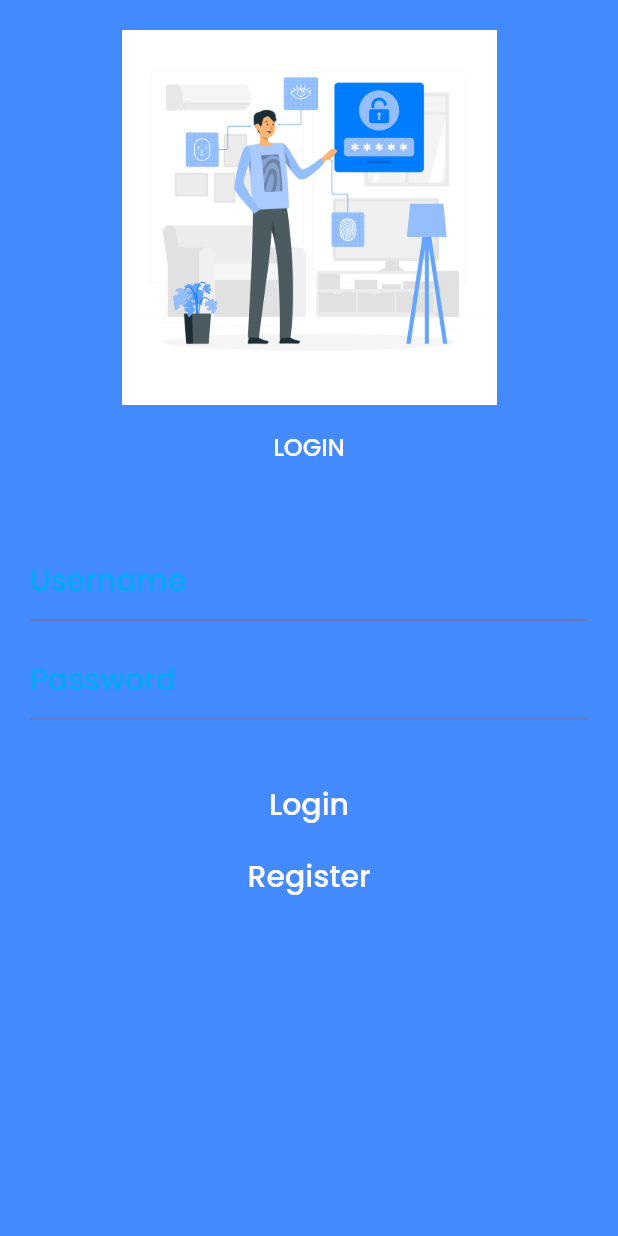
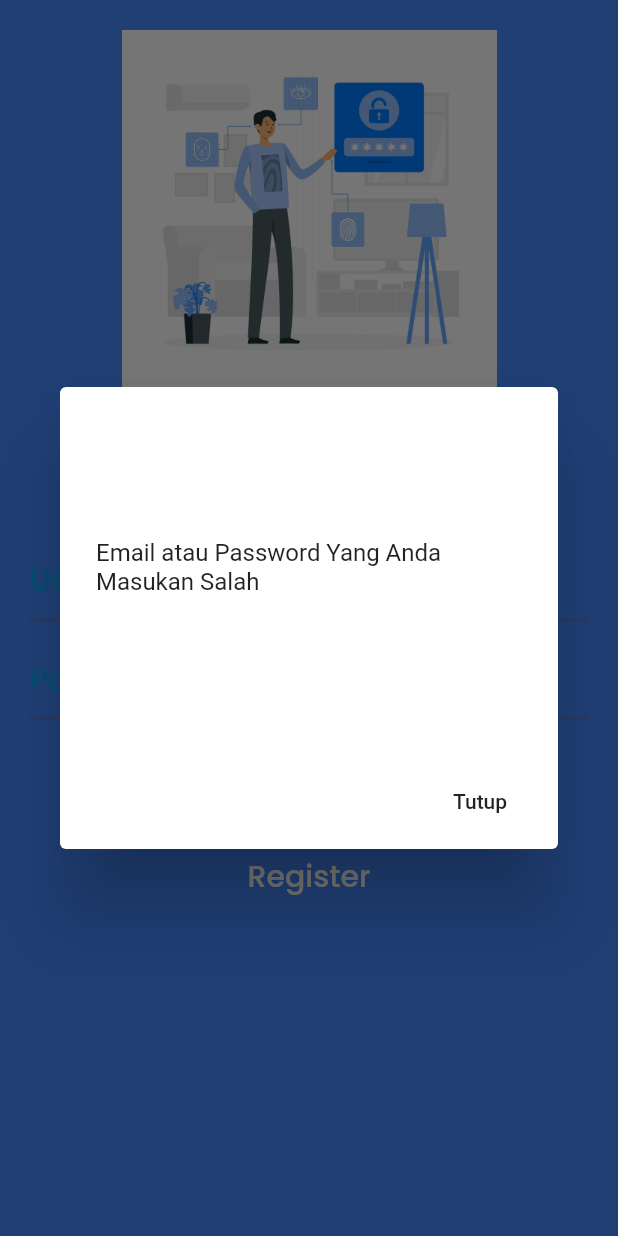
Before and after one commit to imronp12/PemrogramanMobile, a Flutter app: the screen it shows after launch, after a tap on "Login", on a phone screen of 412 x 824 dp. Run offline on Flutter 3.47's test engine with Material 2 defaults, Android fonts, the phone set to English and light mode, and no system bars.

Commit message:
Menambahkan alert pada loginview

```diff
--- a/lib/screens/loginView.dart
+++ b/lib/screens/loginView.dart
@@ -154,6 +154,9 @@ class LoginPage extends StatelessWidget {
             if(inputUser == username &&
                inputPassword == password)
             Navigator.pushNamed(context, Beranda.routename);
+            else{
+              return _alert(context);
+            }
           },
         ),
         FlatButton(
@@ -171,4 +174,24 @@ class LoginPage extends StatelessWidget {
       ],
     );
   }
+  void _alert(context) {
+    AlertDialog alertDialog = new AlertDialog(
+      content: new Container(
+        height: 200.0,
+        child: new Center(
+          child: new Text("Email atau Password Yang Anda Masukan Salah"),
+        ),
+      ),
+      actions: [
+        FlatButton(
+          child: Text('Tutup'),
+          onPressed: () {
+            Navigator.of(context).pop();
+          },
+        ),
+      ],
+    );
+    showDialog(context: context, child: alertDialog, barrierDismissible: false,);
+  }
+
 }
```
